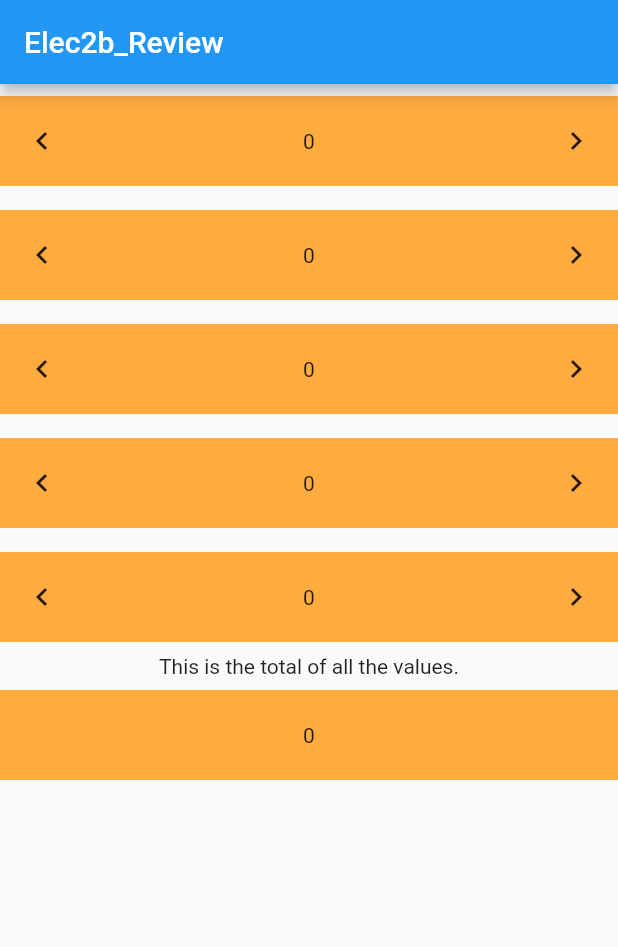
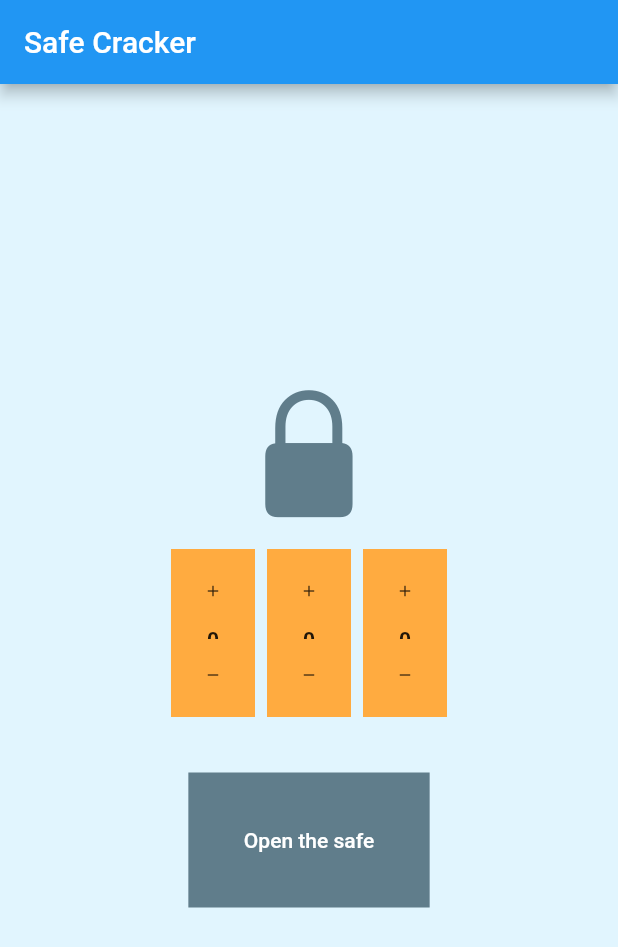
Before and after one commit to karlolugo/elec2b_review_app, a Flutter app: the screen it shows after launch, on a phone screen of 412 x 824 dp. Shown: the top 947 px of the screen. Run offline on Flutter 3.47's test engine with Material 2 defaults, Android fonts, the phone set to English and light mode, and no system bars; statements that could not run were skipped.

Commit message:
End of Video 3 - Lockpicker UI

```diff
--- a/lib/main.dart
+++ b/lib/main.dart
@@ -1,3 +1,5 @@
+import 'package:elec2b_review/safe_cracker_widgets/safe_dial.dart';
+import 'package:flutter/cupertino.dart';
 import 'package:flutter/material.dart';
 
 void main() {
@@ -14,58 +16,90 @@ class MyApp extends StatelessWidget {
       theme: ThemeData(
         primarySwatch: Colors.blue,
       ),
-      home: const MyHomePage(),
+      home: const SafeCrackerView(),
     );
   }
 }
 
-class MyHomePage extends StatefulWidget {
-  const MyHomePage({Key? key}) : super(key: key);
+class SafeCrackerView extends StatefulWidget {
+  const SafeCrackerView({Key? key}) : super(key: key);
   @override
-  State<MyHomePage> createState() => _MyHomePageState();
+  State<SafeCrackerView> createState() => _SafeCrackerViewState();
 }
 
-class _MyHomePageState extends State<MyHomePage> {
-  List<int> values = [0,0,0,0,0];
+class _SafeCrackerViewState extends State<SafeCrackerView> {
+  List<int> values = [0, 0, 0];
+  String combination = "420";
+  String feedback = '';
+  bool isUnlocked = false;
   @override
   Widget build(BuildContext context) {
     return Scaffold(
+      backgroundColor: Colors.lightBlue.shade50,
       appBar: AppBar(
-        title: const Text("Elec2b_Review"),
+        title: const Text(
+          "Safe Cracker",
         ),
-      body: Column(children: [
+      ),
+      body: Center(
+        child: Column(
+          mainAxisSize: MainAxisSize.min,
+          children: [
+            Icon(
+                isUnlocked
+                    ? CupertinoIcons.lock_open_fill
+                    : CupertinoIcons.lock_fill,
+                size: 100,
+                color: Colors.blueGrey),
+            Container(
+              margin: const EdgeInsets.symmetric(vertical: 10),
+              height: 120,
+              child:
+                  Row(mainAxisAlignment: MainAxisAlignment.center, children: [
                 for (int i = 0; i < values.length; i++)
-          IncrementalNumberHolderStl(
+                  SafeDial(
                     startingValue: values[i],
                     onIncrement: () {
                       setState(() {
                         values[i]++;
                       });
                     },
-            onDecrement: (){
+                    onDecrement: () {
                       setState(() {
                         values[i]--;
                       });
                     },
                   ),
-        const Text("This is the total of all the values."),
-        GestureDetector(
-          onTap: (){setState(() {
-            values = [0,0,0,0,0];
-          });},
-          child: NumberHolder(
-            content: sumOfAllValues(values),
+              ]),
+            ),
+            if (feedback.isNotEmpty)
+              Text(
+                feedback,
+                style: const TextStyle(color: Colors.red),
+              ),
+            Container(
+              margin: const EdgeInsets.symmetric(vertical: 15),
+              child: TextButton(
+                onPressed: unlockSafe(),
+                child: Container(
+                  padding: const EdgeInsets.all(37),
+                  color: Colors.blueGrey,
+                  child: const Text("Open the safe",
+                      style: TextStyle(color: Colors.white)),
                 ),
               ),
-      ]),
+            ),
+          ],
+        ),
+      ),
     );
   }
 
   sumOfAllValues(List<int> list) {
     var temp = 0;
     // list.forEach((val) {temp+=val; });
-    for(int i=0; i<list.length; i++){
-      temp+=list[i];
+    for (int i = 0; i < list.length; i++) {
+      temp += list[i];
     }
     // for (int number in list) {
     //   temp += number;
@@ -90,47 +124,6 @@ class NumberHolder extends StatelessWidget {
           "$content",
           textAlign: TextAlign.center,
         ),
-      ),
-    );
-  }
-}
-
-class IncrementalNumberHolderStl extends StatelessWidget {
-  final int startingValue;
-  final Function()? onIncrement;
-  final Function()? onDecrement;
-  const IncrementalNumberHolderStl(
-      {Key? key,
-      required this.startingValue,
-      this.onIncrement,
-      this.onDecrement})
-      : super(key: key);
-
-  @override
-  Widget build(BuildContext context) {
-    return Container(
-      margin: const EdgeInsets.symmetric(vertical: 8),
-      padding: const EdgeInsets.all(4),
-      width: double.infinity,
-      color: Colors.orangeAccent,
-      constraints: const BoxConstraints(minHeight: 60),
-      child: Row(
-        children: [
-          IconButton(
-            onPressed: onDecrement,
-            icon: const Icon(Icons.chevron_left),
-          ),
-          Expanded(
-            child: Text(
-              "$startingValue",
-              textAlign: TextAlign.center,
-            ),
-          ),
-          IconButton(
-            onPressed: onIncrement,
-            icon: const Icon(Icons.chevron_right),
-          ),
-        ],
       ),
     );
   }
--- /dev/null
+++ b/lib/safe_cracker_widgets/safe_dial.dart
@@ -0,0 +1,44 @@
+import 'package:flutter/material.dart';
+
+class SafeDial extends StatelessWidget {
+  final int startingValue;
+  final Function()? onIncrement;
+  final Function()? onDecrement;
+  const SafeDial(
+      {Key? key,
+      required this.startingValue,
+      this.onIncrement,
+      this.onDecrement})
+      : super(key: key);
+
+  @override
+  Widget build(BuildContext context) {
+    return Container(
+      margin: const EdgeInsets.all(4),
+      padding: const EdgeInsets.all(4),
+      color: Colors.orangeAccent,
+      constraints: const BoxConstraints(minHeight: 60),
+      child: Column(
+        children: [
+          IconButton(
+            onPressed: onIncrement,
+            icon: const Icon(Icons.add),
+            iconSize: 12,
+          ),
+          Expanded(
+            child: Text(
+              "$startingValue",
+              textAlign: TextAlign.center,
+              style: const TextStyle(fontWeight: FontWeight.bold),
+            ),
+          ),
+          IconButton(
+            onPressed: onDecrement,
+            icon: const Icon(Icons.remove),
+            iconSize: 12,
+          ),
+        ],
+      ),
+    );
+  }
+}
```
Lines whose indentation alone changed are shown as unchanged.
